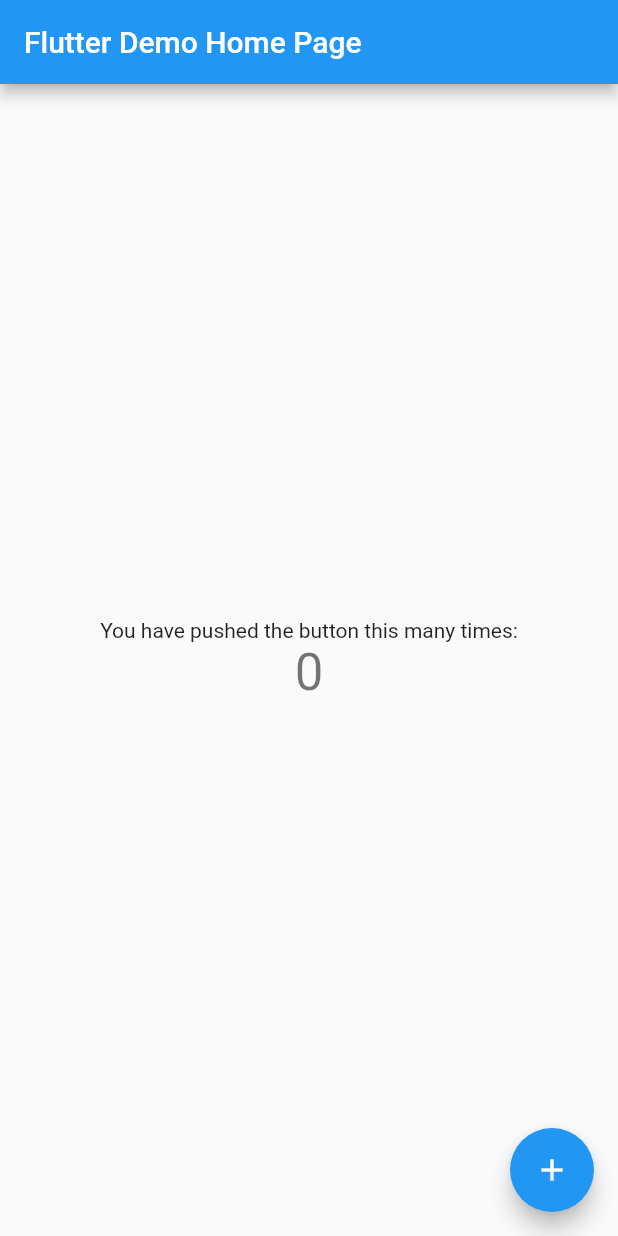
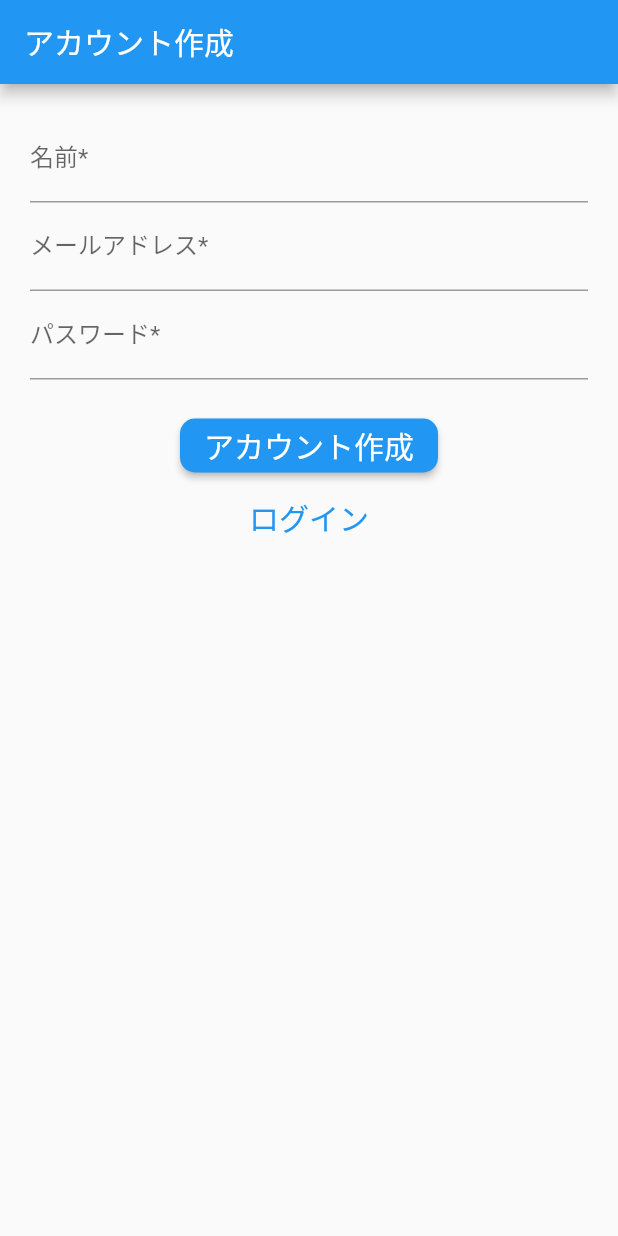
Before and after one commit to prog-ac/members-flutter-app, a Flutter app: the screen it shows after launch, on a phone screen of 412 x 824 dp. Run offline on Flutter 3.47's test engine with Material 2 defaults, Android fonts, the phone set to English and light mode, and no system bars; our stand-ins replace firebase_auth, firebase_core; accounts and stored records are empty.

```diff
--- a/lib/main.dart
+++ b/lib/main.dart
@@ -1,4 +1,5 @@
 import 'package:flutter/material.dart';
+import 'package:member_site/views/signup.dart';
 
 void main() {
   runApp(MyApp());
@@ -8,58 +9,26 @@ class MyApp extends StatelessWidget {
   @override
   Widget build(BuildContext context) {
     return MaterialApp(
-      title: 'Flutter Demo Test',
+      debugShowCheckedModeBanner: false,
+      title: 'Membar Site',
       theme: ThemeData(
         primarySwatch: Colors.blue,
         visualDensity: VisualDensity.adaptivePlatformDensity,
       ),
-      home: MyHomePage(title: 'Flutter Demo Home Page'),
+      home: SignUp()
     );
   }
 }
 
-class MyHomePage extends StatefulWidget {
-  MyHomePage({Key key, this.title}) : super(key: key);
-  final String title;
-
-  @override
-  _MyHomePageState createState() => _MyHomePageState();
+class MyHomePage extends StatelessWidget {
+ @override
+ Widget build(BuildContext context) {
+   return MaterialApp(
+     debugShowCheckedModeBanner: false,
+     home: Scaffold(
+       appBar: AppBar(title: Text("ホーム"),),  // appBar プロパティに AppBar Widget を追加
+       body: Center(child: Text("オラオラオラオラ")),
+     ),
+   );
+ }
 }
-
-class _MyHomePageState extends State<MyHomePage> {
-  int _counter = 0;
-
-  void _incrementCounter() {
-    setState(() {
-      _counter++;
-    });
-  }
-
-  @override
-  Widget build(BuildContext context) {
-    return Scaffold(
-      appBar: AppBar(
-        title: Text(widget.title),
-      ),
-      body: Center(
-        child: Column(
-          mainAxisAlignment: MainAxisAlignment.center,
-          children: <Widget>[
-            Text(
-              'You have pushed the button this many times:',
-            ),
-            Text(
-              '$_counter',
-              style: Theme.of(context).textTheme.headline4,
-            ),
-          ],
-        ),
-      ),
-      floatingActionButton: FloatingActionButton(
-        onPressed: _incrementCounter,
-        tooltip: 'Increment',
-        child: Icon(Icons.add),
-      ),
-    );
-  }
-}
--- /dev/null
+++ b/lib/views/signup.dart
@@ -0,0 +1,150 @@
+import 'package:firebase_auth/firebase_auth.dart';
+import 'package:flutter/material.dart';
+import 'package:firebase_core/firebase_core.dart';
+import 'package:member_site/main.dart';
+
+class SignUp extends StatefulWidget {
+  SignUp({Key key}) : super(key: key);
+
+  @override
+  _SignUpState createState() => _SignUpState();
+}
+
+class _SignUpState extends State<SignUp> {
+  final GlobalKey<FormState> _signupKey = GlobalKey<FormState>();
+
+  TextEditingController nameInputController;
+  TextEditingController emailInputController;
+  TextEditingController pwdInputController;
+
+  @override
+  initState() {
+    super.initState();
+    nameInputController = new TextEditingController();
+    emailInputController = new TextEditingController();
+    pwdInputController = new TextEditingController();
+    Firebase.initializeApp().whenComplete(() {
+      print("completed");
+      setState(() {});
+    });
+  }
+
+  // e-Mailバリデーション
+  String emailValidator(String value) {
+    Pattern pattern =
+        r'^(([^<>()[\]\\.,;:\s@\"]+(\.[^<>()[\]\\.,;:\s@\"]+)*)|(\".+\"))@((\[[0-9]{1,3}\.[0-9]{1,3}\.[0-9]{1,3}\.[0-9]{1,3}\])|(([a-zA-Z\-0-9]+\.)+[a-zA-Z]{2,}))$';
+    RegExp regex = new RegExp(pattern);
+    if (!regex.hasMatch(value)) {
+      return '正しいEmailのフォーマットで入力してください';
+    } else {
+      return null;
+    }
+  }
+
+  // passwordバリデーション
+  String pwdValidator(String value) {
+    if (value.length < 8) {
+      return 'パスワードは8文字以上で入力してください';
+    } else {
+      return null;
+    }
+  }
+
+  // アカウント登録
+  void registeUser() {
+    if (_signupKey.currentState.validate()) {
+      FirebaseAuth.instance
+          .createUserWithEmailAndPassword(
+              email: emailInputController.text,
+              password: pwdInputController.text)
+          .then((result) => {
+                Navigator.pushAndRemoveUntil(
+                    context,
+                    MaterialPageRoute(builder: (context) => MyHomePage()),
+                    (_) => false),
+                nameInputController.clear(),
+                emailInputController.clear(),
+                pwdInputController.clear(),
+              })
+          .catchError((err) => print(err))
+          .catchError((err) => print(err));
+    }
+  }
+
+  @override
+  Widget build(BuildContext context) {
+    return Scaffold(
+      appBar: AppBar(
+        title: Text("アカウント作成"),
+      ),
+      body: signupscreen(),
+    );
+  }
+
+  Widget signupscreen() {
+    return Container(
+        padding: const EdgeInsets.all(20.0),
+        child: SingleChildScrollView(
+            child: Form(
+          key: _signupKey,
+          child: Column(
+            children: <Widget>[
+              //名前
+              TextFormField(
+                decoration:
+                    InputDecoration(labelText: '名前*', hintText: "Lebron"),
+                controller: nameInputController,
+                validator: (value) {
+                  if (value.length < 3) {
+                    return "名前は3文字以上で入力してください";
+                  }
+                },
+              ),
+              //メールアドレス
+              TextFormField(
+                decoration: InputDecoration(
+                    labelText: 'メールアドレス*', hintText: "sample@gmail.com"),
+                controller: emailInputController,
+                keyboardType: TextInputType.emailAddress,
+                validator: emailValidator,
+              ),
+              //パスワード
+              TextFormField(
+                decoration:
+                    InputDecoration(labelText: 'パスワード*', hintText: "********"),
+                controller: pwdInputController,
+                obscureText: true,
+                validator: pwdValidator,
+              ),
+              Padding(padding: EdgeInsets.all(10.0)),
+              //アカウント作成ボタン
+              RaisedButton(
+                child: Text(
+                  "アカウント作成",
+                  style: TextStyle(
+                    fontSize: 20.0,
+                  ),
+                ),
+                color: Theme.of(context).primaryColor,
+                textColor: Colors.white,
+                onPressed: () {
+                  registeUser();
+                },
+                shape: RoundedRectangleBorder(
+                  borderRadius: BorderRadius.all(Radius.circular(10.0)),
+                ),
+              ),
+              FlatButton(
+                child: Text(
+                  "ログイン",
+                  style: TextStyle(fontSize: 20.0, color: Colors.blue),
+                ),
+                onPressed: () {
+                  Navigator.pop(context);
+                },
+              )
+            ],
+          ),
+        )));
+  }
+}
--- a/pubspec.yaml
+++ b/pubspec.yaml
@@ -3,7 +3,7 @@ description: A new Flutter application.
 
 # The following line prevents the package from being accidentally published to
 # pub.dev using `pub publish`. This is preferred for private packages.
-publish_to: 'none' # Remove this line if you wish to publish to pub.dev
+publish_to: "none" # Remove this line if you wish to publish to pub.dev
 
 # The following defines the version and build number for your application.
 # A version number is three numbers separated by dots, like 1.2.43
@@ -24,6 +24,8 @@ dependencies:
   flutter:
     sdk: flutter
 
+  firebase_auth: ^0.18.1+2
+  firebase_core: ^0.5.0
 
   # The following adds the Cupertino Icons font to your application.
   # Use with the CupertinoIcons class for iOS style icons.
@@ -38,7 +40,6 @@ dev_dependencies:
 
 # The following section is specific to Flutter.
 flutter:
-
   # The following line ensures that the Material Icons font is
   # included with your application, so that you can use the icons in
   # the material Icons class.
```
Also changed, not shown: pubspec.lock, 10 other files.
